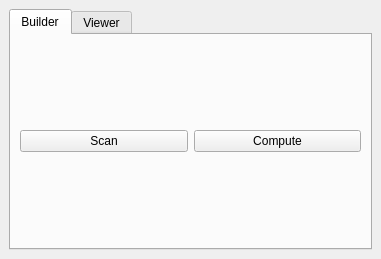
Before: the Qt Designer form src/rti_mainwindow.ui in TimZaman/rti, drawn with Qt 5.
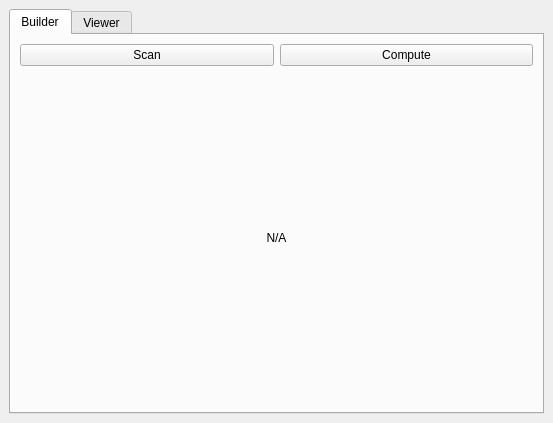
After: the same form once the commit is applied.

What changed in the file:
```diff
--- a/src/rti_mainwindow.ui
+++ b/src/rti_mainwindow.ui
@@ -6,8 +6,8 @@
    <rect>
     <x>0</x>
     <y>0</y>
-    <width>381</width>
-    <height>259</height>
+    <width>553</width>
+    <height>423</height>
    </rect>
   </property>
   <property name="mouseTracking">
@@ -53,6 +53,16 @@
           </item>
          </layout>
         </item>
+        <item row="1" column="0">
+         <widget class="QLabel" name="label">
+          <property name="text">
+           <string>N/A</string>
+          </property>
+          <property name="alignment">
+           <set>Qt::AlignCenter</set>
+          </property>
+         </widget>
+        </item>
        </layout>
        <zorder></zorder>
       </widget>
```
Left out of the diff: 11 changed lines with no effect on the pictures.
